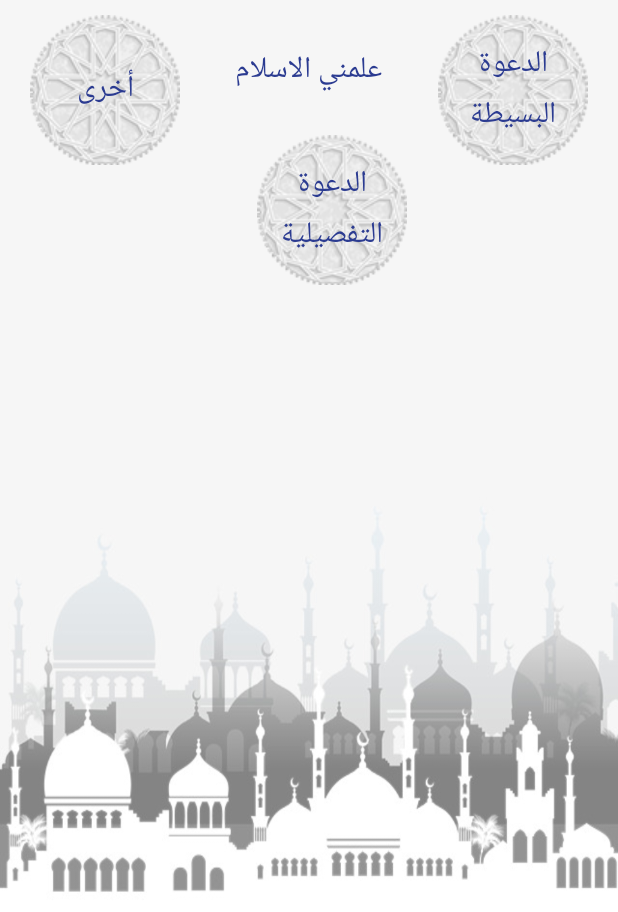
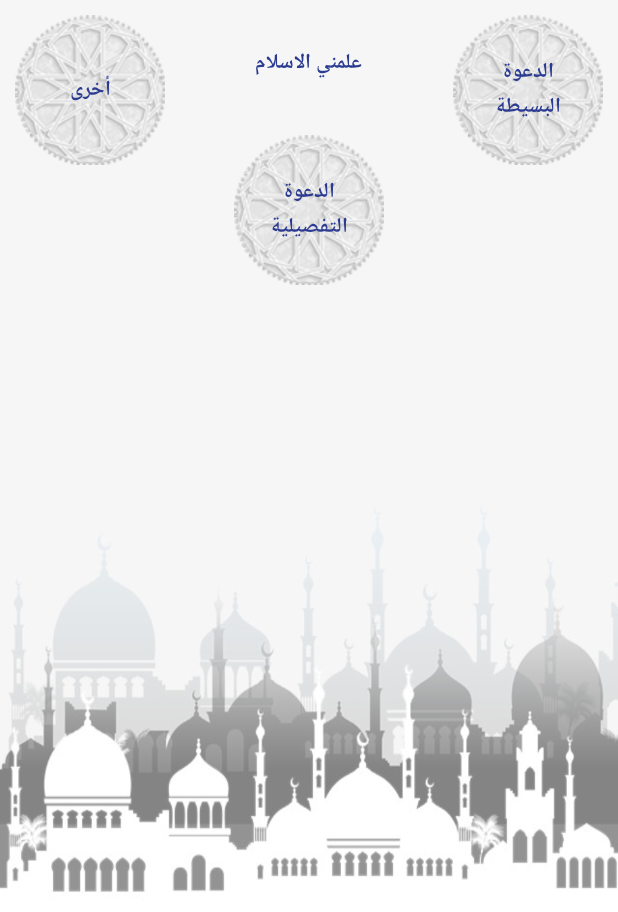
Before and after one commit to FreeLancerProjects/Eslamypro, an Android app: the HomeActivity screen opened directly, with no data from a screen before it, on a phone screen of 412 x 824 dp, the part 324-1236 px from its top. Run offline under Robolectric (Android 15) with nearby library versions, the phone set to English and light mode, and no system bars; libraries missing offline, so code that uses them is left out: me.anwarshahriar.calligrapher; Roboto replaces fonts that are not available here; 2 statements that could not run were skipped.

Commit message:
initial comment

```diff
--- a/app/src/main/java/com/semicolon/eslamy/HomeActivity.java
+++ b/app/src/main/java/com/semicolon/eslamy/HomeActivity.java
@@ -2,12 +2,50 @@ package com.semicolon.eslamy;
 
 import android.support.v7.app.AppCompatActivity;
 import android.os.Bundle;
+import android.view.View;
+import android.widget.RelativeLayout;
+import android.widget.Toast;
 
-public class HomeActivity extends AppCompatActivity {
+import me.anwarshahriar.calligrapher.Calligrapher;
 
+public class HomeActivity extends AppCompatActivity implements View.OnClickListener{
+    RelativeLayout other,simple_call,detail_call;
     @Override
     protected void onCreate(Bundle savedInstanceState) {
         super.onCreate(savedInstanceState);
         setContentView(R.layout.activity_home);
+        Calligrapher calligrapher=new Calligrapher(this);
+        calligrapher.setFont(this,"JannaLT-Regular.ttf",true);
+
+        initView();
+    }
+
+    private void initView() {
+        other = findViewById(R.id.other);
+        simple_call = findViewById(R.id.simple_call);
+        detail_call = findViewById(R.id.detail_call);
+
+        other.setOnClickListener(this);
+        simple_call.setOnClickListener(this);
+        detail_call.setOnClickListener(this);
+
+    }
+
+    @Override
+    public void onClick(View view) {
+        switch (view.getId())
+        {
+            case R.id.other:
+                Toast.makeText(this, "other", Toast.LENGTH_SHORT).show();
+                break;
+            case R.id.simple_call:
+                Toast.makeText(this, "simple call", Toast.LENGTH_SHORT).show();
+
+                break;
+            case R.id.detail_call:
+                Toast.makeText(this, "detail call", Toast.LENGTH_SHORT).show();
+
+                break;
+        }
     }
 }
--- a/app/src/main/res/layout/activity_home.xml
+++ b/app/src/main/res/layout/activity_home.xml
@@ -27,19 +27,24 @@
             android:layout_marginTop="10dp"
             >
             <RelativeLayout
+                android:id="@+id/other"
                 android:layout_width="100dp"
                 android:layout_height="100dp"
-                android:layout_marginLeft="20dp"
+                android:layout_marginLeft="10dp"
                 android:background="@drawable/item"
                 android:layout_alignParentLeft="true"
+                android:clickable="true"
                 >
                 <TextView
                     android:layout_width="80dp"
                     android:layout_height="wrap_content"
                     android:layout_centerInParent="true"
                     android:text="أخرى"
-                    android:textSize="20sp"
+                    android:textSize="14sp"
                     android:gravity="center"
+                    android:clickable="false"
+                    android:longClickable="false"
+                    android:textStyle="bold"
                     android:textColor="@color/colorPrimary"/>
             </RelativeLayout>
             <TextView
@@ -47,46 +52,57 @@
                 android:layout_height="wrap_content"
                 android:layout_centerHorizontal="true"
                 android:layout_marginTop="20dp"
-                android:textSize="20sp"
+                android:textSize="14sp"
                 android:textColor="@color/colorPrimary"
                 android:text="علمني الاسلام"
+                android:textStyle="bold"
                 />
             <RelativeLayout
+                android:id="@+id/simple_call"
                 android:layout_width="100dp"
                 android:layout_height="100dp"
                 android:layout_marginLeft="15dp"
                 android:background="@drawable/item"
                 android:layout_alignParentRight="true"
-                android:layout_marginRight="20dp"
+                android:layout_marginRight="10dp"
+                android:clickable="true"
+
                 >
                 <TextView
                     android:layout_width="80dp"
                     android:layout_height="wrap_content"
                     android:layout_centerInParent="true"
                     android:text="الدعوة البسيطة"
-                    android:textSize="20sp"
+                    android:textSize="14sp"
                     android:gravity="center"
+                    android:textStyle="bold"
+                    android:clickable="false"
+                    android:longClickable="false"
                     android:textColor="@color/colorPrimary"/>
             </RelativeLayout>
 
         </RelativeLayout>
         <RelativeLayout
+            android:id="@+id/detail_call"
             android:layout_width="100dp"
             android:layout_height="100dp"
-            android:layout_marginLeft="15dp"
             android:background="@drawable/item"
             android:layout_gravity="center_horizontal"
             android:layout_marginTop="-20dp"
+            android:clickable="true"
+
             >
             <TextView
                 android:layout_width="80dp"
                 android:layout_height="wrap_content"
                 android:layout_centerInParent="true"
                 android:text="الدعوة التفصيلية"
-                android:textSize="20sp"
+                android:textStyle="bold"
+                android:textSize="14sp"
                 android:gravity="center"
                 android:textColor="@color/colorPrimary"
-
+                android:clickable="false"
+                android:longClickable="false"
                 />
         </RelativeLayout>
     </LinearLayout>
```
